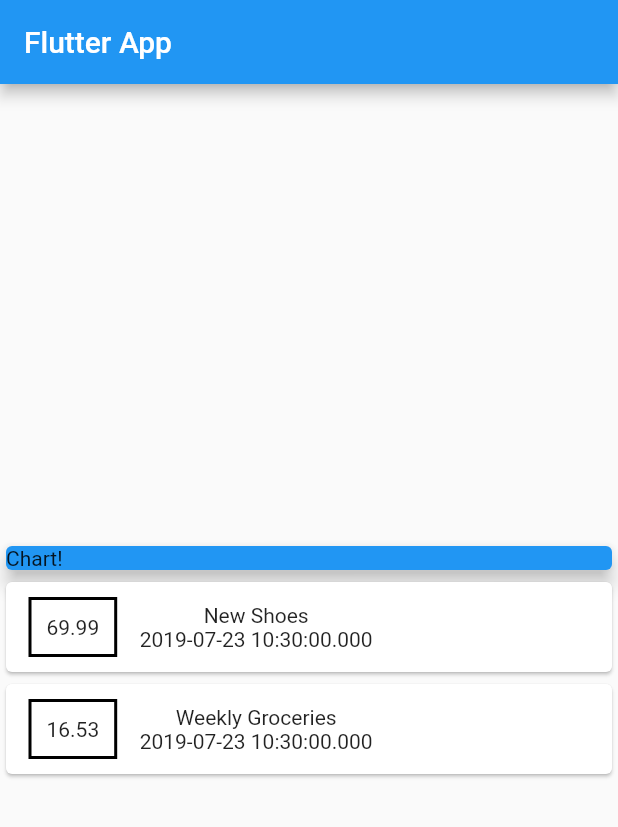
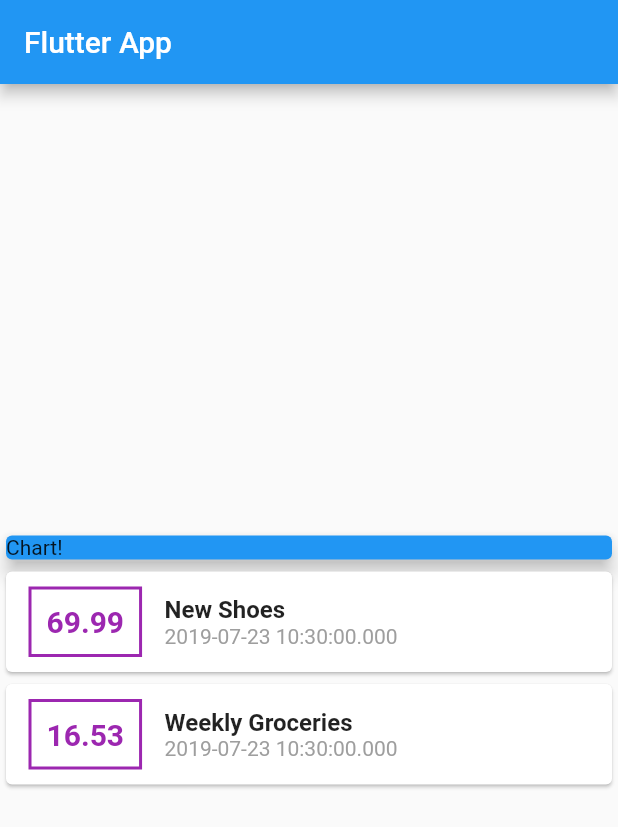
Before and after one commit to David1582/MaxFlutter, a Flutter app: the screen it shows after launch, on a phone screen of 412 x 824 dp. Shown: the top 827 px of the screen. Run offline on Flutter 3.47's test engine with Material 2 defaults, Android fonts, the phone set to English and light mode, and no system bars.

Commit message:
before breaking

```diff
--- a/expenseapp/lib/main.dart
+++ b/expenseapp/lib/main.dart
@@ -1,5 +1,6 @@
 import './transaction.dart';
 import 'package:flutter/material.dart';
+
 
 void main() => runApp(MyApp());
 
@@ -62,19 +63,36 @@ class MyHomePage extends StatelessWidget {
                       ),
                       decoration: BoxDecoration(
                         border: Border.all(
-                          color: Colors.black,
+                          color: Colors.purple,
                           width: 2,
                         ),
                       ),
                       padding: EdgeInsets.all(10),
                       child: Text(
                         tx.amount.toString(),
+                        style: TextStyle(
+                          fontWeight: FontWeight.bold,
+                          fontSize: 20,
+                          color: Colors.purple
+                        ),
                       ),
                     ),
                     Column(
+                      crossAxisAlignment: CrossAxisAlignment.start,
                       children: <Widget>[
-                        Text(tx.title),
-                        Text(tx.date.toString())
+                        Text(
+                          tx.title,
+                          style: TextStyle(
+                            fontWeight: FontWeight.bold,
+                            fontSize: 16,
+                          ),
+                        ),
+                        Text(
+                          tx.date.toString(),
+                          style: TextStyle(
+                            color: Colors.grey,
+                          ),
+                        ),
                       ],
                     ),
                   ],
```
